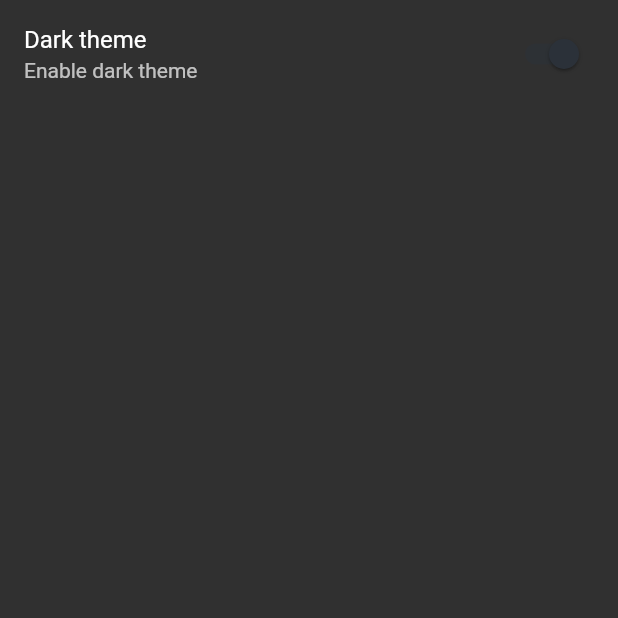
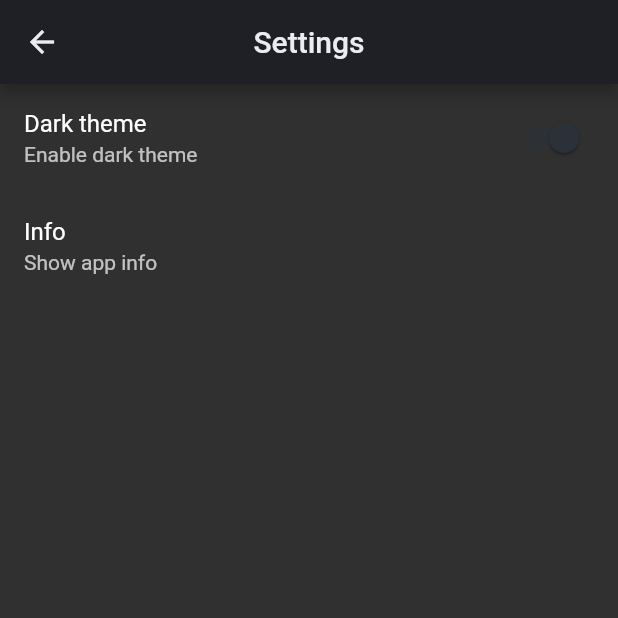
Before and after one commit to MassimoTambu/binander, a Flutter app: the SettingsPage screen opened by its route, on a phone screen of 412 x 824 dp, the top half of it. Run offline on Flutter 3.47's test engine with Material 2 defaults, Android fonts, the phone set to English and light mode, and no system bars; our stand-ins replace auto_route, flutter_secure_storage; missing offline and left inert: eventify; accounts and stored records are empty.

Commit message:
Added info page

```diff
--- a/lib/modules/dashboard/dashboard.dart
+++ b/lib/modules/dashboard/dashboard.dart
@@ -5,4 +5,4 @@ import 'package:auto_route/auto_route.dart';
 import 'package:flutter/material.dart';
 
 part 'models/dashboard.model.dart';
-part 'screens/dashboard.page.dart';
+part 'pages/dashboard.page.dart';
--- a/lib/modules/settings/pages/settings.page.dart
+++ b/lib/modules/settings/pages/settings.page.dart
@@ -7,6 +7,10 @@ class SettingsPage extends StatelessWidget {
   Widget build(BuildContext context) {
     final themeMode = context.watch<SettingsNotifier>().themeMode;
     return Scaffold(
+      appBar: AppBar(
+        title: const Text('Settings'),
+        centerTitle: true,
+      ),
       body: Column(
         children: [
           SwitchListTile(
@@ -18,6 +22,13 @@ class SettingsPage extends StatelessWidget {
                   value ? ThemeMode.dark : ThemeMode.light;
             },
           ),
+          ListTile(
+            title: const Text('Info'),
+            subtitle: const Text('Show app info'),
+            onTap: () {
+              context.router.push(const InfoRoute());
+            },
+          ),
         ],
       ),
     );
--- a/lib/modules/settings/settings.dart
+++ b/lib/modules/settings/settings.dart
@@ -1,8 +1,11 @@
 library settings_module;
 
+import 'package:bottino_fortino/router/app_router.dart';
 import 'package:bottino_fortino/services/services.dart';
 import 'package:flutter/material.dart';
+import 'package:auto_route/auto_route.dart';
 import 'package:provider/provider.dart';
 
 part 'models/settings.notifier.dart';
 part 'pages/settings.page.dart';
+part 'pages/info.page.dart';
--- a/lib/router/app_router.dart
+++ b/lib/router/app_router.dart
@@ -12,6 +12,7 @@ part 'app_router.gr.dart';
   routes: <AutoRoute>[
     AutoRoute(page: DashboardPage, initial: true),
     AutoRoute(page: SettingsPage),
+    AutoRoute(page: InfoPage),
   ],
 )
 class AppRouter extends _$AppRouter {}
```
Also changed, not shown: lib/modules/settings/pages/info.page.dart (added, +36 -0 lines), lib/modules/dashboard/pages/dashboard.page.dart (renamed from lib/modules/dashboard/screens/dashboard.page.dart), lib/router/app_router.gr.dart.
